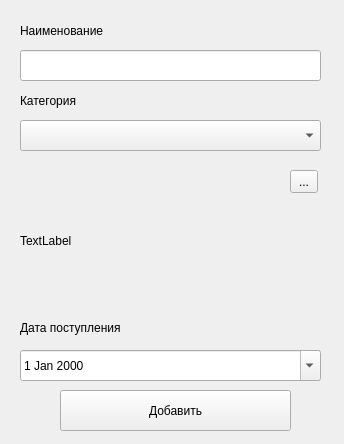
The window that adddialog.ui (MyatnyjChaj3/Uprav_dannymi_laba) describes before a commit, drawn with Qt 5.
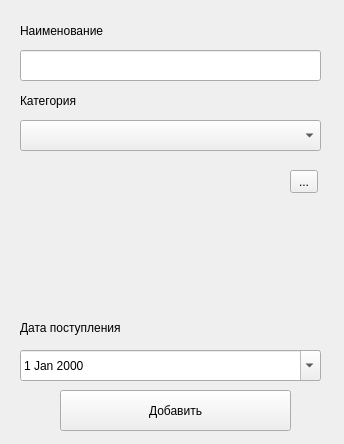
The same window after the commit.

```diff
--- a/adddialog.ui
+++ b/adddialog.ui
@@ -82,7 +82,7 @@
     </rect>
    </property>
    <property name="text">
-    <string>TextLabel</string>
+    <string/>
    </property>
   </widget>
   <widget class="QToolButton" name="toolButton">
```
